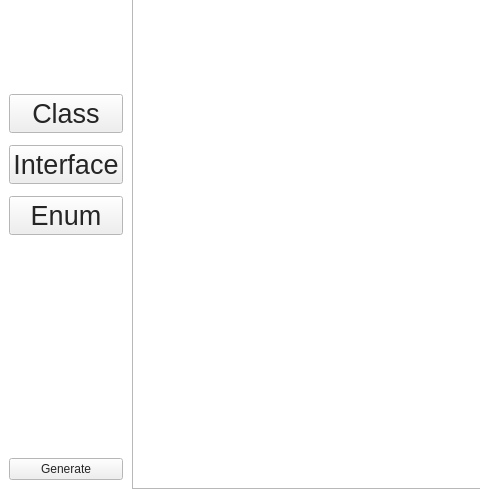
The window that src/ui/Board.ui (Trifsoft/diagrampp) describes before a commit, drawn with Qt 5; both pictures show x 0 to 480 and y 438 to 927 of the 1280 by 927 pixel window.
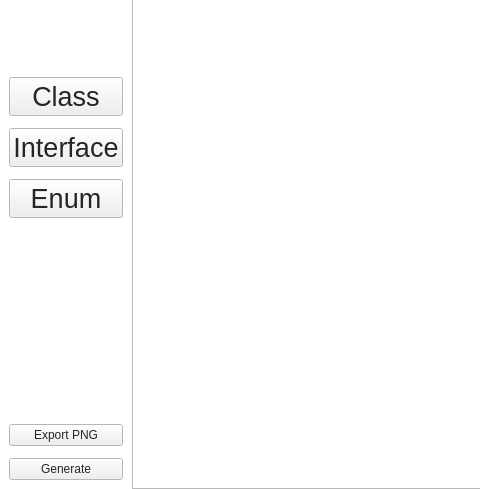
The same window after the commit. Icons and pictures are not drawn.

Commit message: implemented export as PNG

```diff
--- a/src/ui/Board.ui
+++ b/src/ui/Board.ui
@@ -420,6 +420,13 @@
           </property>
          </spacer>
         </item>
+        <item>
+         <widget class="QPushButton" name="exportPNG">
+          <property name="text">
+           <string>Export PNG</string>
+          </property>
+         </widget>
+        </item>
         <item>
          <widget class="QPushButton" name="generate_project">
           <property name="text">
```
The commit also changes 4 other files.
